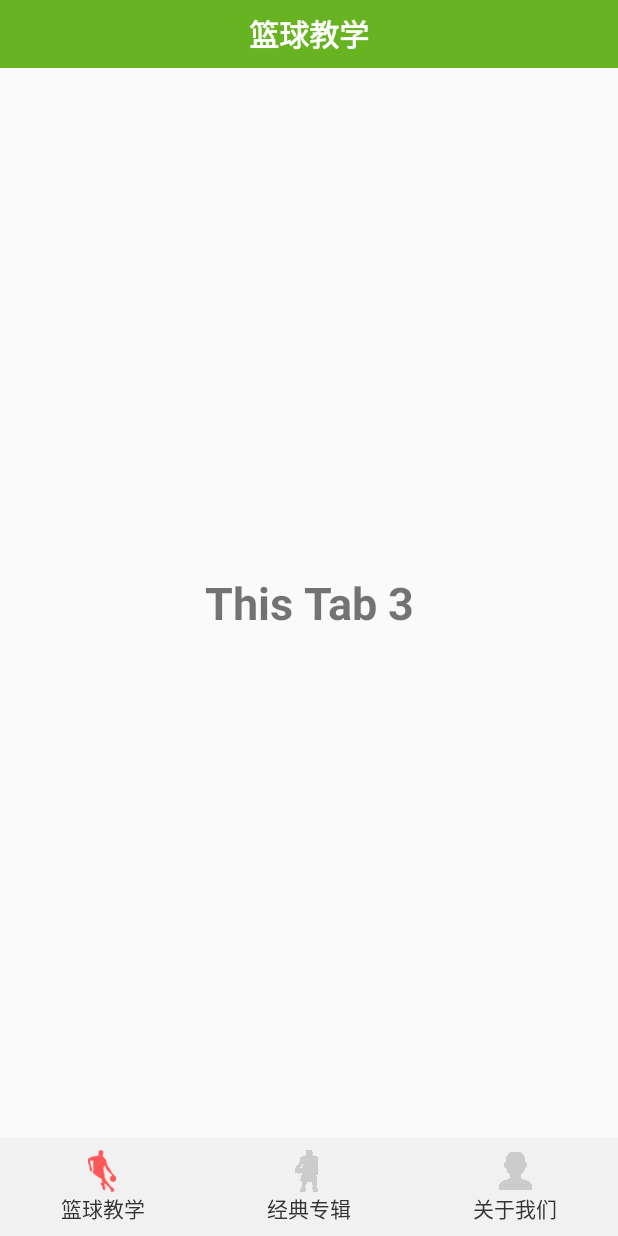
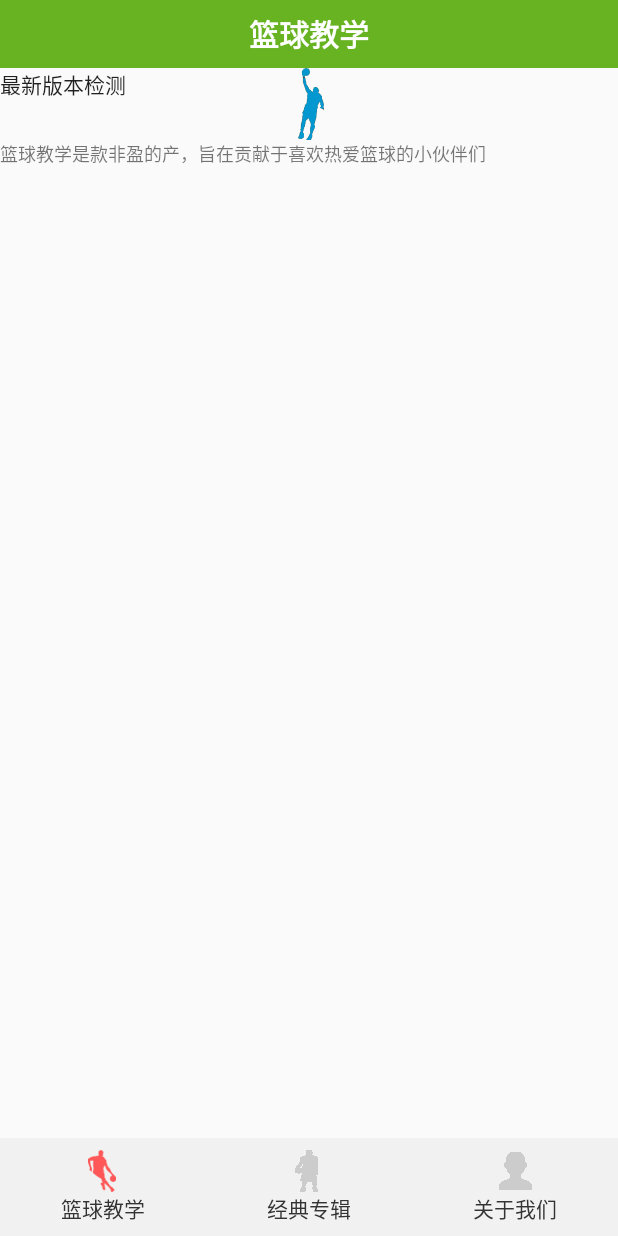
Before and after one commit to panxp/android, an Android app: the fragment AddressFragment placed in its activity, on a phone screen of 412 x 824 dp. Run offline under Robolectric (Android 15) with nearby library versions, the phone set to English and light mode, and no system bars.

Commit message:
working on v1.0

```diff
--- a/app/src/main/java/basketball/com/sports/ListActivity.java
+++ b/app/src/main/java/basketball/com/sports/ListActivity.java
@@ -89,14 +89,14 @@ public class ListActivity extends AppCompatActivity implements Callback<ArrayLis
         listView.setOnItemClickListener(new AdapterView.OnItemClickListener() {
             @Override
             public void onItemClick(AdapterView<?> parent, View view, int position, long id) {
-                String url = list.get(position).getUrl();
+                String video_url = list.get(position).getUrl();
                 //    HashMap<String, String> map = (HashMap<String, String>)listView.getSelectedItem();
                 //Object o = listView.getItemAtPosition(position);
                 //  VideoAdapter fullObject = (VideoAdapter)o;
                 //((VideoAdapter) o));
                 //  ArrayList<List> list = (ArrayList<List>) listView.getItemAtPosition(position);
                 //  for (int i =0;i<list.size();i++){
-                Toast.makeText(ListActivity.this, "title = " + url, Toast.LENGTH_SHORT).show();
+                Toast.makeText(ListActivity.this, "title = " + video_url, Toast.LENGTH_SHORT).show();
                 //  }
                 //  String title = list.get();
                 Intent intent = new Intent(ListActivity.this, VideoActivity.class);
@@ -104,6 +104,7 @@ public class ListActivity extends AppCompatActivity implements Callback<ArrayLis
                 Bundle bundle = new Bundle();
                 bundle.putLong("id", id);
                 bundle.putString("title", "title");
+                bundle.putString("video_url",video_url);
                 int realPosition = (int) id;
 
 
--- a/app/src/main/java/basketball/com/sports/VideoActivity.java
+++ b/app/src/main/java/basketball/com/sports/VideoActivity.java
@@ -1,5 +1,6 @@
 package basketball.com.sports;
 
+import android.content.Intent;
 import android.content.pm.ActivityInfo;
 import android.net.Uri;
 import android.os.Build;
@@ -34,6 +35,8 @@ public class VideoActivity extends AppCompatActivity {
             getSupportActionBar().hide();
         }
         setContentView(R.layout.activity_video);
+        Intent intent = getIntent();
+        String video_url = intent.getStringExtra("video_url");
 
         /**
          Uri uri = Uri.parse("http://www.miaopai.com/show/BwYZFrHAyQSobrFqU1jCaw__.swf");
@@ -49,7 +52,7 @@ public class VideoActivity extends AppCompatActivity {
             //18 = JellyBean MR2, KITKAT=19
             webView.getSettings().setCacheMode(WebSettings.LOAD_NO_CACHE);
         }
-        webView.loadUrl(Url);
+        webView.loadUrl(video_url);
 
 
     }
--- a/app/src/main/res/layout/tab03.xml
+++ b/app/src/main/res/layout/tab03.xml
@@ -3,12 +3,37 @@
     android:layout_width="match_parent"
     android:layout_height="match_parent"
     android:orientation="vertical" >
+    <LinearLayout style="@style/AlertDialog.AppCompat"  android:layout_width="wrap_content"
+        android:layout_height="wrap_content"
+        >
+
+        <RelativeLayout style="@style/AlertDialog.AppCompat" android:layout_width="wrap_content"
+            android:layout_height="wrap_content">
+
+            <TextView
+                android:layout_width="match_parent"
+                android:layout_height="wrap_content"
+                style="@style/AlertDialog.AppCompat"
+                android:text="最新版本检测"
+                android:textSize="14sp"
+                />
+
+            <ImageView
+                android:layout_width="match_parent"
+                android:layout_height="wrap_content"
+                android:id="@+id/iv_drop_down"
+                style="@style/AlertDialog.AppCompat.Light"
+                android:src="@drawable/shanglan" />
+        </RelativeLayout>
+    </LinearLayout>
 
     <TextView
-        android:layout_width="fill_parent"
-        android:layout_height="fill_parent"
+        android:layout_width="wrap_content"
+        android:layout_height="wrap_content"
         android:gravity="center"
-        android:text="This Tab 3"
-        android:textSize="30sp"
-        android:textStyle="bold" />
+        android:text="篮球教学是款非盈的产，旨在贡献于喜欢热爱篮球的小伙伴们"
+        android:textSize="12sp"
+        android:textStyle="normal"
+
+        />
 </LinearLayout>
```
